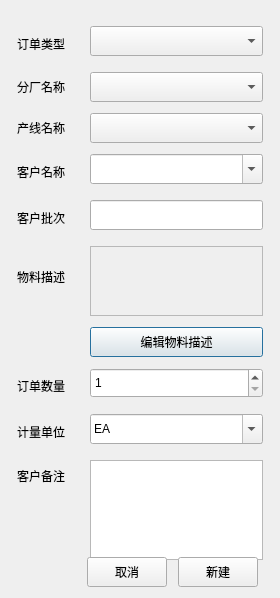
Old version of the form Qt/ERP/dialogneworder.ui in the repository superp2017/NTERP.
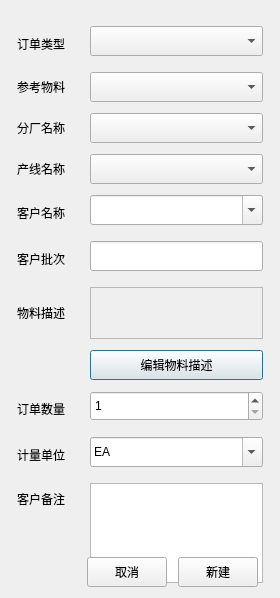
New version of the form.

Diff of the .ui file:
```diff
--- a/Qt/ERP/dialogneworder.ui
+++ b/Qt/ERP/dialogneworder.ui
@@ -81,7 +81,7 @@
        </property>
       </widget>
      </item>
-     <item row="3" column="0">
+     <item row="4" column="0">
       <widget class="QLabel" name="label">
        <property name="minimumSize">
         <size>
@@ -97,7 +97,7 @@
        </property>
       </widget>
      </item>
-     <item row="3" column="1">
+     <item row="4" column="1">
       <widget class="QComboBox" name="comboBox_customerName">
        <property name="minimumSize">
         <size>
@@ -110,7 +110,7 @@
        </property>
       </widget>
      </item>
-     <item row="4" column="0">
+     <item row="5" column="0">
       <widget class="QLabel" name="label_2">
        <property name="minimumSize">
         <size>
@@ -126,7 +126,7 @@
        </property>
       </widget>
      </item>
-     <item row="5" column="0">
+     <item row="6" column="0">
       <widget class="QLabel" name="label_5">
        <property name="minimumSize">
         <size>
@@ -142,14 +142,14 @@
        </property>
       </widget>
      </item>
-     <item row="5" column="1">
+     <item row="6" column="1">
       <widget class="QTextEdit" name="lineEdit_MaterielDes">
        <property name="enabled">
         <bool>false</bool>
        </property>
       </widget>
      </item>
-     <item row="6" column="1">
+     <item row="7" column="1">
       <widget class="QPushButton" name="pushButton_edit_des">
        <property name="minimumSize">
         <size>
@@ -171,7 +171,7 @@
        </property>
       </widget>
      </item>
-     <item row="7" column="0">
+     <item row="8" column="0">
       <widget class="QLabel" name="label_4">
        <property name="minimumSize">
         <size>
@@ -187,7 +187,7 @@
        </property>
       </widget>
      </item>
-     <item row="7" column="1">
+     <item row="8" column="1">
       <widget class="QSpinBox" name="spinBox_num">
        <property name="minimumSize">
         <size>
@@ -203,7 +203,7 @@
        </property>
       </widget>
      </item>
-     <item row="8" column="0">
+     <item row="9" column="0">
       <widget class="QLabel" name="label_6">
        <property name="minimumSize">
         <size>
@@ -219,7 +219,7 @@
        </property>
       </widget>
      </item>
-     <item row="8" column="1">
+     <item row="9" column="1">
       <widget class="QComboBox" name="comboBox_unit">
        <property name="minimumSize">
         <size>
@@ -242,7 +242,7 @@
        </item>
       </widget>
      </item>
-     <item row="9" column="0">
+     <item row="10" column="0">
       <widget class="QLabel" name="label_7">
        <property name="text">
         <string>客户备注</string>
@@ -252,7 +252,7 @@
        </property>
       </widget>
      </item>
-     <item row="9" column="1">
+     <item row="10" column="1">
       <widget class="QTextEdit" name="textEdit_custom_note">
        <property name="minimumSize">
         <size>
@@ -265,7 +265,7 @@
        </property>
       </widget>
      </item>
-     <item row="1" column="1">
+     <item row="2" column="1">
       <widget class="QComboBox" name="comboBox_factory">
        <property name="minimumSize">
         <size>
@@ -275,7 +275,7 @@
        </property>
       </widget>
      </item>
-     <item row="1" column="0">
+     <item row="2" column="0">
       <widget class="QLabel" name="label_3">
        <property name="minimumSize">
         <size>
@@ -288,7 +288,7 @@
        </property>
       </widget>
      </item>
-     <item row="4" column="1">
+     <item row="5" column="1">
       <widget class="QLineEdit" name="lineEdit_custombatch">
        <property name="minimumSize">
         <size>
@@ -298,7 +298,7 @@
        </property>
       </widget>
      </item>
-     <item row="2" column="1">
+     <item row="3" column="1">
       <widget class="QComboBox" name="comboBox_productionLine">
        <property name="minimumSize">
         <size>
@@ -308,7 +308,7 @@
        </property>
       </widget>
      </item>
-     <item row="2" column="0">
+     <item row="3" column="0">
       <widget class="QLabel" name="label_9">
        <property name="minimumSize">
         <size>
@@ -321,6 +321,23 @@
        </property>
       </widget>
      </item>
+     <item row="1" column="0">
+      <widget class="QLabel" name="label_10">
+       <property name="text">
+        <string>参考物料</string>
+       </property>
+      </widget>
+     </item>
+     <item row="1" column="1">
+      <widget class="QComboBox" name="comboBox_mater_number">
+       <property name="minimumSize">
+        <size>
+         <width>0</width>
+         <height>30</height>
+        </size>
+       </property>
+      </widget>
+     </item>
     </layout>
    </item>
    <item>
```
